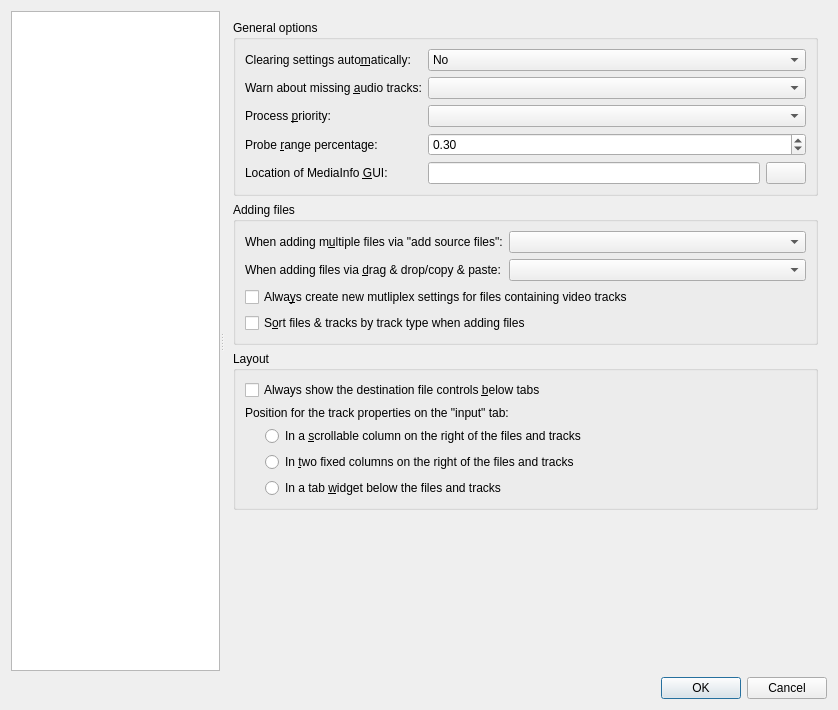
The window that src/mkvtoolnix-gui/forms/main_window/preferences_dialog.ui (jpsdr/MKVToolnix-Windows-7) describes before a commit, drawn with Qt 5.
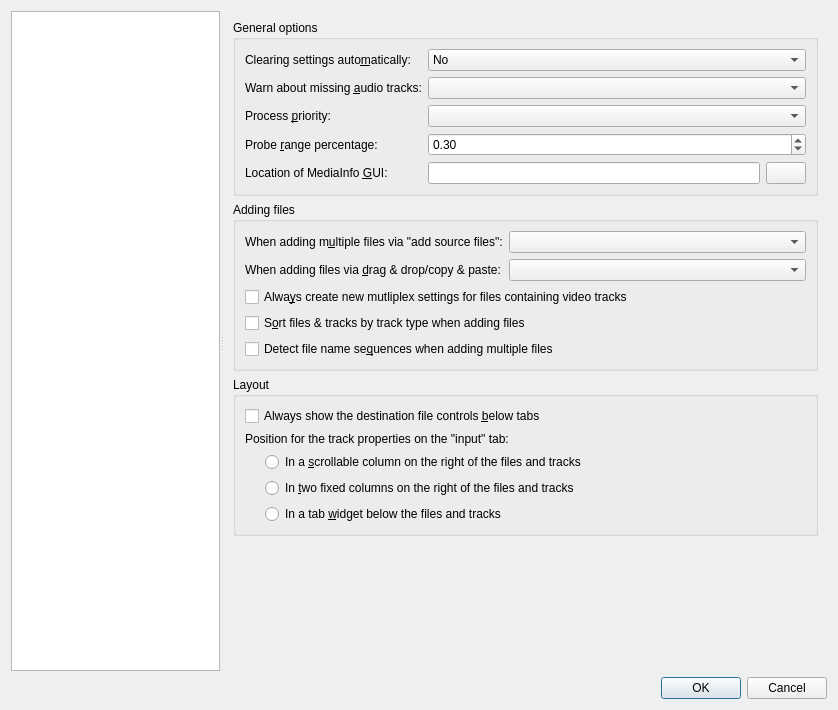
The same window after the commit. The open tabs and pages were chosen to show the change. Icons and pictures are not drawn. Custom widgets are drawn as their Qt base class.

Commit message: GUI: mux: detect file name sequences & append second&rest to first file

```diff
--- a/src/mkvtoolnix-gui/forms/main_window/preferences_dialog.ui
+++ b/src/mkvtoolnix-gui/forms/main_window/preferences_dialog.ui
@@ -593,6 +593,13 @@
              </property>
             </widget>
            </item>
+           <item>
+            <widget class="QCheckBox" name="cbMReconstructSequencesWhenAdding">
+             <property name="text">
+              <string>Detect file name se&amp;quences when adding multiple files</string>
+             </property>
+            </widget>
+           </item>
           </layout>
          </widget>
         </item>
```
Left out of the diff: 1 changed line with no effect on the pictures. The commit also changes 7 other files.
